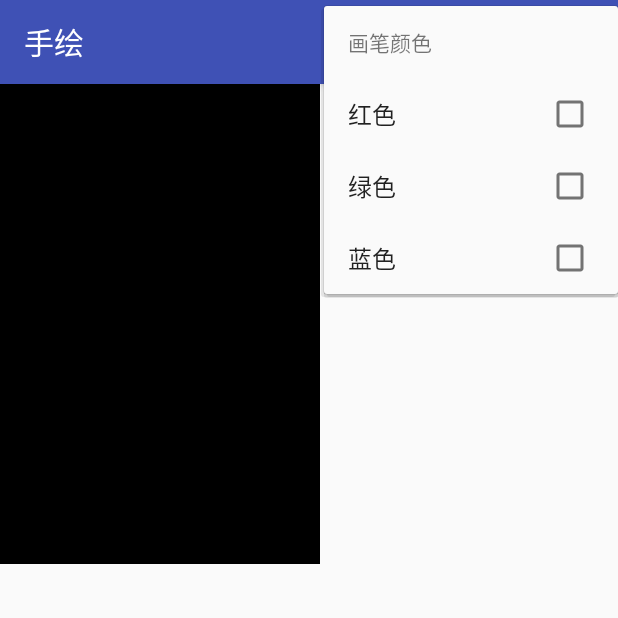
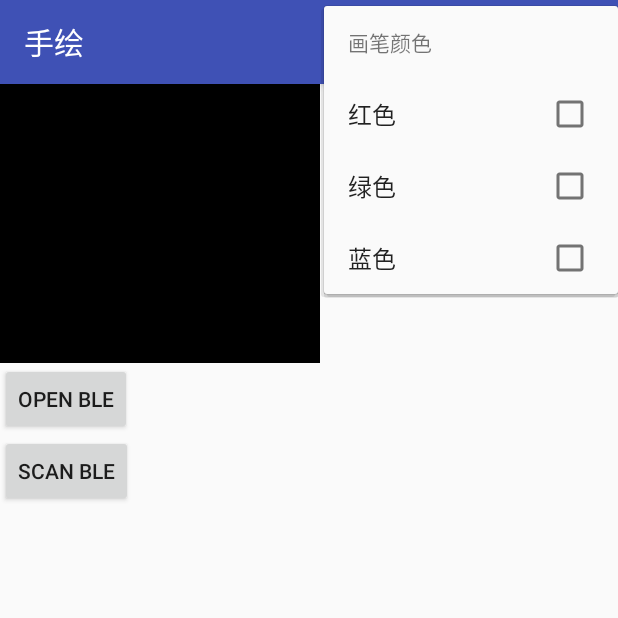
Before and after one commit to sprindy/yyb, an Android app: the screen it shows after launch (MainActivity), in the options menu, after a tap on "画笔颜色", on a phone screen of 412 x 824 dp, the top half of it. Run offline under Robolectric (Android 15) with nearby library versions, the phone set to English and light mode, and no system bars.

Commit message:
[YYB][APP] Add ble Android developer introduce file.
Symptom:
Project: YYB.
Note: N/A

```diff
--- a/app/HandDraw/app/src/main/AndroidManifest.xml
+++ b/app/HandDraw/app/src/main/AndroidManifest.xml
@@ -17,4 +17,7 @@
         </activity>
     </application>
 
+    <uses-permission android:name="android.permission.BLUETOOTH" />
+    <uses-permission android:name="android.permission.BLUETOOTH_ADMIN" />
+
 </manifest>
--- /dev/null
+++ b/app/HandDraw/app/src/main/java/com/sprindy/handdraw/BluetoothController.java
@@ -0,0 +1,47 @@
+package com.sprindy.handdraw;
+
+import android.app.Activity;
+import android.bluetooth.BluetoothAdapter;
+import android.content.Intent;
+import android.util.Log;
+import android.widget.Toast;
+
+/**
+ * Created by sprindy on 4/25/17.
+ */
+
+public class BluetoothController {
+        private BluetoothAdapter mAdapter;
+        public String TAG = "sprindy_ble";
+        public BluetoothController(){
+            mAdapter = BluetoothAdapter.getDefaultAdapter();
+        }
+
+        /**
+         * 打开蓝牙
+         * @param activity
+         * @param requestCode
+         */
+        public boolean turnOnBluetooth(Activity activity, int requestCode){
+            if(mAdapter!=null){
+                if(!mAdapter.isEnabled()) {
+                    Intent intent = new Intent(BluetoothAdapter.ACTION_REQUEST_ENABLE);
+                    activity.startActivityForResult(intent, requestCode);
+                }
+                else {
+                    Toast.makeText(activity, "BLE opened", Toast.LENGTH_SHORT).show();
+                }
+
+                return true;
+            }
+            else {
+                Toast.makeText(activity, "BLE not support", Toast.LENGTH_SHORT).show();
+                return false;
+            }
+        }
+
+        public void startScanBluetooth(Activity activity){
+            Log.d(TAG, "startScanBluetooth()");
+            mAdapter.startDiscovery();
+        }
+}
--- a/app/HandDraw/app/src/main/java/com/sprindy/handdraw/DrawView.java
+++ b/app/HandDraw/app/src/main/java/com/sprindy/handdraw/DrawView.java
@@ -27,6 +27,7 @@ public class DrawView extends View {
     public DrawView(Context context, AttributeSet attrs) {
         super(context, attrs);
         //创建一个与该View相同大小的缓存区
+        //// TODO: 4/25/17 override API to set width and hight of my_drew
         cacheBitmap = Bitmap.createBitmap(VIEW_WIDTH,VIEW_HEIGHT, Bitmap.Config.RGB_565);
         cacheCanvas = new Canvas();
         path = new Path();
--- a/app/HandDraw/app/src/main/java/com/sprindy/handdraw/MainActivity.java
+++ b/app/HandDraw/app/src/main/java/com/sprindy/handdraw/MainActivity.java
@@ -1,26 +1,110 @@
 package com.sprindy.handdraw;
 
+import android.app.Activity;
+import android.bluetooth.BluetoothAdapter;
+import android.bluetooth.BluetoothDevice;
+import android.content.BroadcastReceiver;
+import android.content.Context;
+import android.content.Intent;
+import android.content.IntentFilter;
 import android.graphics.BlurMaskFilter;
 import android.graphics.Color;
 import android.graphics.EmbossMaskFilter;
 import android.support.v7.app.AppCompatActivity;
 import android.os.Bundle;
+import android.util.Log;
 import android.view.Menu;
 import android.view.MenuInflater;
 import android.view.MenuItem;
+import android.view.View;
+import android.widget.ArrayAdapter;
+import android.widget.Button;
+import android.widget.ListAdapter;
+import android.widget.ListView;
+import android.widget.SimpleAdapter;
+import android.widget.Toast;
 
-public class MainActivity extends AppCompatActivity {
+import java.util.ArrayList;
+import java.util.List;
+
+
+public class MainActivity extends AppCompatActivity implements View.OnClickListener{
+
+    public static final int REQUEST_ENABLE_BT = 1;
+    public String TAG = "sprindy_yyb";
+    private BluetoothController mController = new BluetoothController();
+    private ListView ble_listView;
+    private ArrayAdapter<String> bleListAdapter;
+    private List<String> bleListData = new ArrayList<String>();
 
     /** Called when the activity is first created. */
     EmbossMaskFilter emboss;
     BlurMaskFilter blur;
+
     @Override
     public void onCreate(Bundle savedInstanceState) {
         super.onCreate(savedInstanceState);
         setContentView(R.layout.activity_main);
         emboss = new EmbossMaskFilter(new float[]{1.5f,1.5f,1.5f},0.6f,6,4.2f);
         blur = new BlurMaskFilter(8,BlurMaskFilter.Blur.NORMAL);
+
+        // Register buttons on the same ClickListener.
+        Button btn_ble_support = (Button)findViewById(R.id.btn_ble_enable);
+        Button btn_ble_scan = (Button)findViewById(R.id.btn_ble_scan);
+        btn_ble_support.setOnClickListener(this);
+        btn_ble_scan.setOnClickListener(this);
+
+        // the sample offer by AndroidDevelop: "android.R.layout.simple_list_item_1"
+        // do not change to "R.id.list_ble", or will be kill process when List.add
+        bleListAdapter = new ArrayAdapter<String>(MainActivity.this,
+                android.R.layout.simple_list_item_1, bleListData);
+        ble_listView = (ListView)findViewById(R.id.list_ble);
+        ble_listView.setAdapter(bleListAdapter);
+
+        // Register for broadcasts when a device is discovered.
+        IntentFilter filter = new IntentFilter(BluetoothDevice.ACTION_FOUND);
+        registerReceiver(mReceiver, filter);
     }
+
+    @Override
+    public void onClick(View v) {
+        switch (v.getId()){
+            case R.id.btn_ble_enable:
+                mController.turnOnBluetooth(this, REQUEST_ENABLE_BT);
+                break;
+            case R.id.btn_ble_scan:
+                mController.startScanBluetooth(this);
+                break;
+        }
+
+    }
+
+    // Create a BroadcastReceiver for ACTION_FOUND.
+    private final BroadcastReceiver mReceiver = new BroadcastReceiver() {
+        public void onReceive(Context context, Intent intent) {
+            String action = intent.getAction();
+            if (BluetoothDevice.ACTION_FOUND.equals(action)) {
+                // Discovery has found a device. Get the BluetoothDevice
+                // object and its info from the Intent.
+                BluetoothDevice device = intent.getParcelableExtra(BluetoothDevice.EXTRA_DEVICE);
+                String deviceName = device.getName();
+                String deviceHardwareAddress = device.getAddress(); // MAC address
+
+                Log.d(TAG, "onReceive():" + deviceName + " " + deviceHardwareAddress);
+                bleListData.add(deviceName + "\n" + deviceHardwareAddress);
+                bleListAdapter.notifyDataSetChanged();
+            }
+        }
+    };
+
+    @Override
+    protected void onDestroy() {
+        super.onDestroy();
+
+        // Don't forget to unregister the ACTION_FOUND receiver.
+        unregisterReceiver(mReceiver);
+    }
+
     //负责创建选项菜单
     @Override
     public boolean onCreateOptionsMenu(Menu menu)
--- a/app/HandDraw/app/src/main/res/layout/activity_main.xml
+++ b/app/HandDraw/app/src/main/res/layout/activity_main.xml
@@ -4,11 +4,30 @@
     android:id="@+id/activity_main"
     android:layout_width="fill_parent"
     android:layout_height="fill_parent"
-    tools:context="com.sprindy.handdraw.MainActivity">
+    android:orientation="vertical"
+    tools:context="com.sprindy.handdraw.MainActivity"
+    android:weightSum="1">
 
     <com.sprindy.handdraw.DrawView
         android:id="@+id/my_draw"
+        android:layout_width="241dp"
+        android:layout_height="186dp" />
+
+    <Button
+        android:id="@+id/btn_ble_enable"
+        android:text="Open BLE"
         android:layout_width="wrap_content"
-        android:layout_height="wrap_content"
-         />
+        android:layout_height="wrap_content" />
+
+    <Button
+        android:id="@+id/btn_ble_scan"
+        android:text="scan BLE"
+        android:layout_width="wrap_content"
+        android:layout_height="wrap_content" />
+
+    <ListView
+        android:id="@+id/list_ble"
+        android:layout_width="match_parent"
+        android:layout_height="match_parent" />
+
 </LinearLayout>
```
Also changed, not shown: 2 other files.
